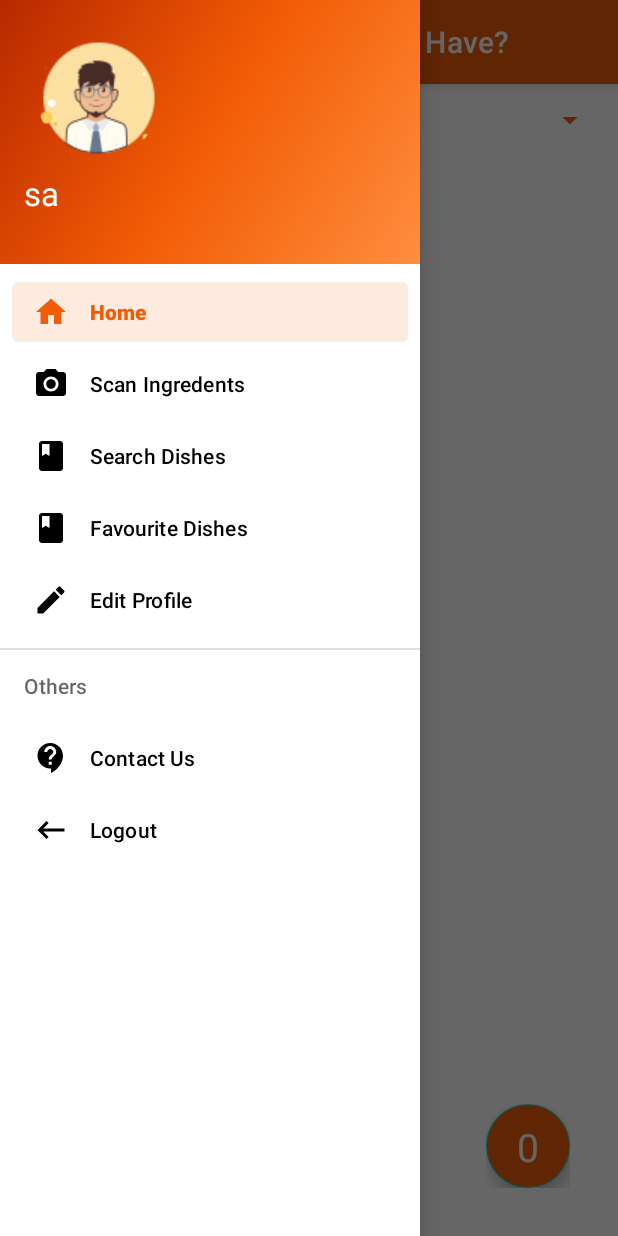
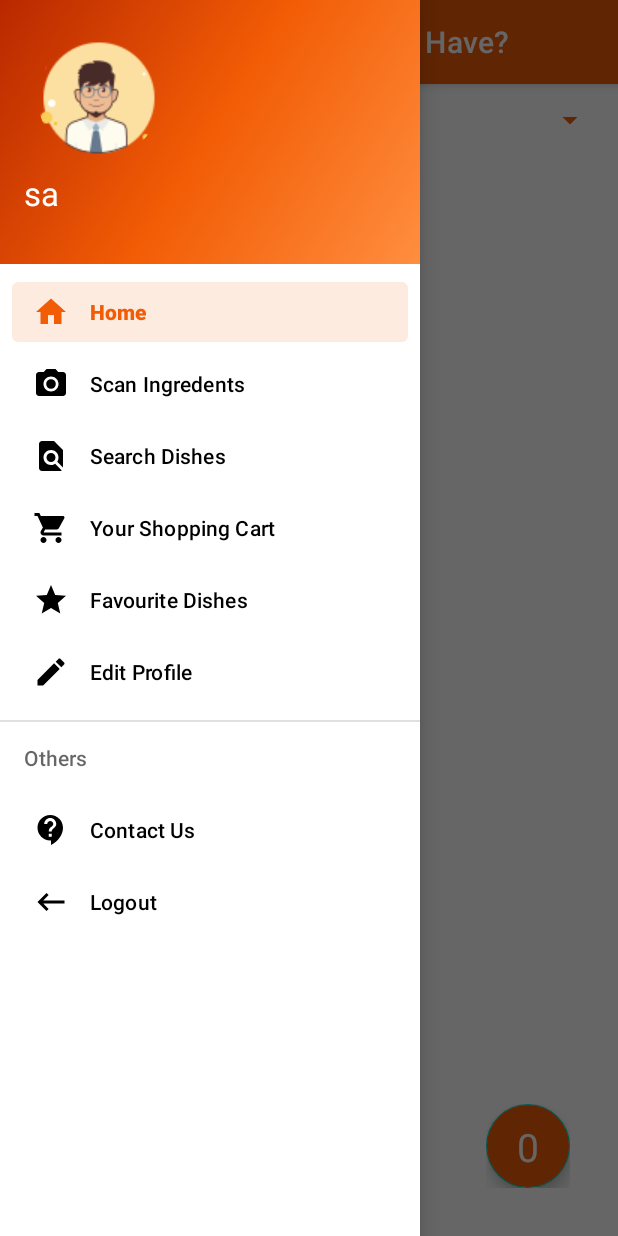
Before and after one commit to SagheerHussainZardari/Chef-Lab, an Android app: the screen it shows after launch once a user with an empty profile is signed in (MainActivity), with the side drawer open, on a phone screen of 412 x 824 dp. Run offline under Robolectric (Android 15) with nearby library versions, the phone set to English and light mode, and no system bars; our stand-ins replace CircleImageView, Firebase (no records; nobody signed in at launch, a user with empty details on screens opened directly), navigation-ui; 2 statements that could not run were skipped.

Commit message:
Shopping List Done

```diff
--- a/app/src/main/java/com/sagheerhussainzardari/cheflab/MainActivity.kt
+++ b/app/src/main/java/com/sagheerhussainzardari/cheflab/MainActivity.kt
@@ -48,7 +48,8 @@ class MainActivity : AppCompatActivity() {
                 R.id.nav_scan_ingredents,
                 R.id.nav_dishDetailFragment,
                 R.id.nav_favDishesFragment,
-                R.id.nav_searchDishFragment
+                R.id.nav_searchDishFragment,
+                R.id.nav_shoppingCartFragment
             ), drawerLayout
         )
         setupActionBarWithNavController(navController, appBarConfiguration)
--- /dev/null
+++ b/app/src/main/res/drawable/ic_cart.xml
@@ -0,0 +1,10 @@
+<vector xmlns:android="http://schemas.android.com/apk/res/android"
+    android:width="24dp"
+    android:height="24dp"
+    android:tint="#FFFFFF"
+    android:viewportWidth="24"
+    android:viewportHeight="24">
+    <path
+        android:fillColor="@android:color/white"
+        android:pathData="M7,18c-1.1,0 -1.99,0.9 -1.99,2S5.9,22 7,22s2,-0.9 2,-2 -0.9,-2 -2,-2zM1,2v2h2l3.6,7.59 -1.35,2.45c-0.16,0.28 -0.25,0.61 -0.25,0.96 0,1.1 0.9,2 2,2h12v-2L7.42,15c-0.14,0 -0.25,-0.11 -0.25,-0.25l0.03,-0.12 0.9,-1.63h7.45c0.75,0 1.41,-0.41 1.75,-1.03l3.58,-6.49c0.08,-0.14 0.12,-0.31 0.12,-0.48 0,-0.55 -0.45,-1 -1,-1L5.21,4l-0.94,-2L1,2zM17,18c-1.1,0 -1.99,0.9 -1.99,2s0.89,2 1.99,2 2,-0.9 2,-2 -0.9,-2 -2,-2z" />
+</vector>
--- a/app/src/main/res/layout/fragment_dish_detail.xml
+++ b/app/src/main/res/layout/fragment_dish_detail.xml
@@ -97,7 +97,7 @@
                 android:layout_height="match_parent"
                 android:layout_gravity="center_horizontal"
                 android:layout_marginTop="8dp"
-                android:visibility="gone"
+                android:visibility="visible"
                 android:layout_weight="4"
                 android:backgroundTint="@color/colorPrimaryDark"
                 android:drawableStart="@drawable/ic_star"
--- a/app/src/main/res/menu/activity_main_drawer.xml
+++ b/app/src/main/res/menu/activity_main_drawer.xml
@@ -18,13 +18,19 @@
 
         <item
             android:id="@+id/nav_searchDishFragment"
-            android:icon="@drawable/ic_book"
+            android:icon="@drawable/ic_search"
             android:iconTint="#000"
             android:title="Search Dishes" />
 
         <item
+            android:id="@+id/nav_shoppingCartFragment"
+            android:icon="@drawable/ic_cart"
+            android:iconTint="#000"
+            android:title="Your Shopping Cart" />
+
+        <item
             android:id="@+id/nav_favDishesFragment"
-            android:icon="@drawable/ic_book"
+            android:icon="@drawable/ic_star"
             android:iconTint="#000"
             android:title="Favourite Dishes" />
 
--- a/app/src/main/res/navigation/mobile_navigation.xml
+++ b/app/src/main/res/navigation/mobile_navigation.xml
@@ -60,6 +60,11 @@
         android:name="com.sagheerhussainzardari.cheflab.Fragments.SearchDishFragment"
         android:label="Search Dishes"
         tools:layout="@layout/fragment_search_dish" />
+    <fragment
+        android:id="@+id/nav_shoppingCartFragment"
+        android:name="com.sagheerhussainzardari.cheflab.Fragments.ShoppingCartFragment"
+        android:label="Shopping Cart"
+        tools:layout="@layout/fragment_shopping_cart" />
 
 
 </navigation>
```
Also changed, not shown: app/src/main/java/com/sagheerhussainzardari/cheflab/Adapters/ShoppingListAdapter.kt (added, +42 -0 lines), app/src/main/java/com/sagheerhussainzardari/cheflab/Fragments/DishDetailFragment.kt (+18 -0 lines), app/src/main/java/com/sagheerhussainzardari/cheflab/Fragments/SearchDishFragment.kt (+2 -6 lines), app/src/main/java/com/sagheerhussainzardari/cheflab/Fragments/ShoppingCartFragment.kt (added, +83 -0 lines), app/src/main/res/layout/fragment_shopping_cart.xml (added, +23 -0 lines).
